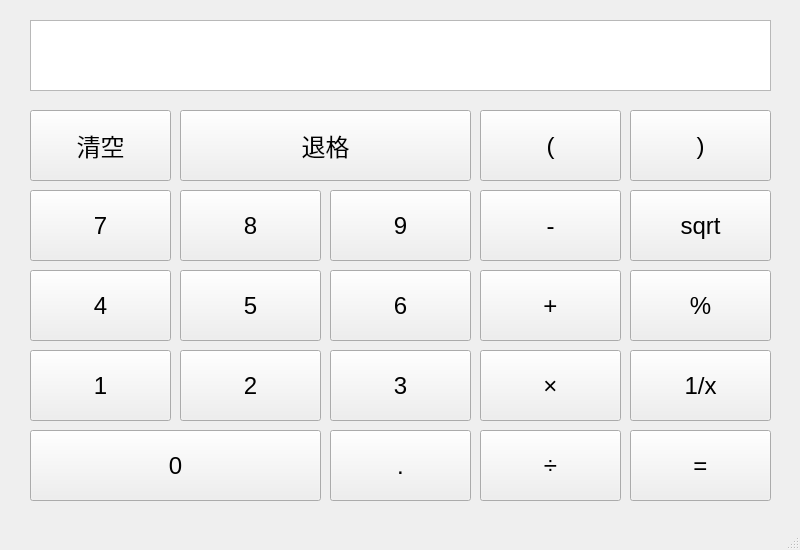
This is mainwindow.ui in evalexp/Calculator as Qt 5 draws it before an edit. The edited form follows.
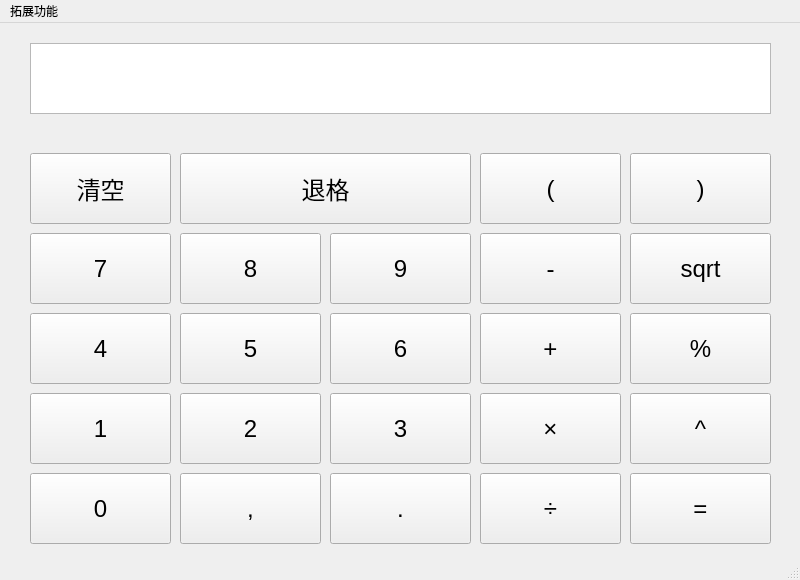
This is the edited form.

What changed in the file:
```diff
--- a/mainwindow.ui
+++ b/mainwindow.ui
@@ -7,7 +7,7 @@
     <x>0</x>
     <y>0</y>
     <width>800</width>
-    <height>550</height>
+    <height>580</height>
    </rect>
   </property>
   <property name="windowTitle">
@@ -18,7 +18,7 @@
     <property name="geometry">
      <rect>
       <x>30</x>
-      <y>350</y>
+      <y>370</y>
       <width>141</width>
       <height>71</height>
      </rect>
@@ -36,7 +36,7 @@
     <property name="geometry">
      <rect>
       <x>180</x>
-      <y>350</y>
+      <y>370</y>
       <width>141</width>
       <height>71</height>
      </rect>
@@ -54,7 +54,7 @@
     <property name="geometry">
      <rect>
       <x>330</x>
-      <y>350</y>
+      <y>370</y>
       <width>141</width>
       <height>71</height>
      </rect>
@@ -72,7 +72,7 @@
     <property name="geometry">
      <rect>
       <x>480</x>
-      <y>350</y>
+      <y>370</y>
       <width>141</width>
       <height>71</height>
      </rect>
@@ -90,7 +90,7 @@
     <property name="geometry">
      <rect>
       <x>630</x>
-      <y>350</y>
+      <y>370</y>
       <width>141</width>
       <height>71</height>
      </rect>
@@ -101,15 +101,15 @@
      </font>
     </property>
     <property name="text">
-     <string>1/x</string>
+     <string>^</string>
     </property>
    </widget>
    <widget class="QToolButton" name="toolButton_0">
     <property name="geometry">
      <rect>
       <x>30</x>
-      <y>430</y>
-      <width>291</width>
+      <y>450</y>
+      <width>141</width>
       <height>71</height>
      </rect>
     </property>
@@ -126,7 +126,7 @@
     <property name="geometry">
      <rect>
       <x>330</x>
-      <y>430</y>
+      <y>450</y>
       <width>141</width>
       <height>71</height>
      </rect>
@@ -144,7 +144,7 @@
     <property name="geometry">
      <rect>
       <x>480</x>
-      <y>430</y>
+      <y>450</y>
       <width>141</width>
       <height>71</height>
      </rect>
@@ -162,7 +162,7 @@
     <property name="geometry">
      <rect>
       <x>630</x>
-      <y>430</y>
+      <y>450</y>
       <width>141</width>
       <height>71</height>
      </rect>
@@ -180,7 +180,7 @@
     <property name="geometry">
      <rect>
       <x>180</x>
-      <y>270</y>
+      <y>290</y>
       <width>141</width>
       <height>71</height>
      </rect>
@@ -198,7 +198,7 @@
     <property name="geometry">
      <rect>
       <x>30</x>
-      <y>270</y>
+      <y>290</y>
       <width>141</width>
       <height>71</height>
      </rect>
@@ -216,7 +216,7 @@
     <property name="geometry">
      <rect>
       <x>630</x>
-      <y>270</y>
+      <y>290</y>
       <width>141</width>
       <height>71</height>
      </rect>
@@ -234,7 +234,7 @@
     <property name="geometry">
      <rect>
       <x>330</x>
-      <y>270</y>
+      <y>290</y>
       <width>141</width>
       <height>71</height>
      </rect>
@@ -252,7 +252,7 @@
     <property name="geometry">
      <rect>
       <x>480</x>
-      <y>270</y>
+      <y>290</y>
       <width>141</width>
       <height>71</height>
      </rect>
@@ -270,7 +270,7 @@
     <property name="geometry">
      <rect>
       <x>180</x>
-      <y>190</y>
+      <y>210</y>
       <width>141</width>
       <height>71</height>
      </rect>
@@ -288,7 +288,7 @@
     <property name="geometry">
      <rect>
       <x>30</x>
-      <y>190</y>
+      <y>210</y>
       <width>141</width>
       <height>71</height>
      </rect>
@@ -306,7 +306,7 @@
     <property name="geometry">
      <rect>
       <x>630</x>
-      <y>190</y>
+      <y>210</y>
       <width>141</width>
       <height>71</height>
      </rect>
@@ -324,7 +324,7 @@
     <property name="geometry">
      <rect>
       <x>330</x>
-      <y>190</y>
+      <y>210</y>
       <width>141</width>
       <height>71</height>
      </rect>
@@ -342,7 +342,7 @@
     <property name="geometry">
      <rect>
       <x>480</x>
-      <y>190</y>
+      <y>210</y>
       <width>141</width>
       <height>71</height>
      </rect>
@@ -360,7 +360,7 @@
     <property name="geometry">
      <rect>
       <x>30</x>
-      <y>110</y>
+      <y>130</y>
       <width>141</width>
       <height>71</height>
      </rect>
@@ -378,7 +378,7 @@
     <property name="geometry">
      <rect>
       <x>180</x>
-      <y>110</y>
+      <y>130</y>
       <width>291</width>
       <height>71</height>
      </rect>
@@ -417,7 +417,7 @@
     <property name="geometry">
      <rect>
       <x>480</x>
-      <y>110</y>
+      <y>130</y>
       <width>141</width>
       <height>71</height>
      </rect>
@@ -435,7 +435,7 @@
     <property name="geometry">
      <rect>
       <x>630</x>
-      <y>110</y>
+      <y>130</y>
       <width>141</width>
       <height>71</height>
      </rect>
@@ -449,6 +449,24 @@
      <string>)</string>
     </property>
    </widget>
+   <widget class="QToolButton" name="toolButton_comma">
+    <property name="geometry">
+     <rect>
+      <x>180</x>
+      <y>450</y>
+      <width>141</width>
+      <height>71</height>
+     </rect>
+    </property>
+    <property name="font">
+     <font>
+      <pointsize>18</pointsize>
+     </font>
+    </property>
+    <property name="text">
+     <string>,</string>
+    </property>
+   </widget>
   </widget>
   <widget class="QMenuBar" name="menubar">
    <property name="geometry">
@@ -459,6 +477,17 @@
      <height>23</height>
     </rect>
    </property>
+   <widget class="QMenu" name="menu">
+    <property name="title">
+     <string>拓展功能</string>
+    </property>
+    <addaction name="history"/>
+    <addaction name="separator"/>
+    <addaction name="showAll"/>
+    <addaction name="separator"/>
+    <addaction name="action_conv"/>
+   </widget>
+   <addaction name="menu"/>
   </widget>
   <widget class="QStatusBar" name="statusbar"/>
  </widget>
```
Left out of the diff: 20 changed lines with no effect on the pictures.
